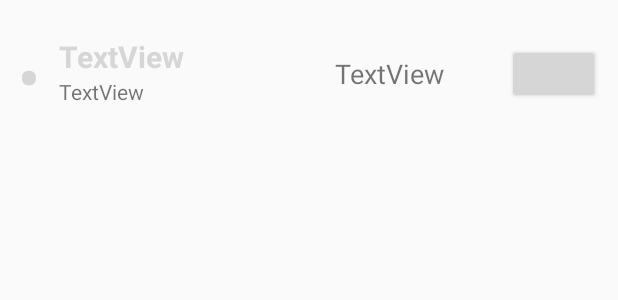
After one commit to Vya4eslavSeleznev/MusicalRoom2, an Android app: the layout admin_room_row.xml on its own in the app's theme, with its tools: preview values and no code run, on a phone screen of 412 x 824 dp. The commit adds this screen. Shown: the top 300 px of the screen. Run offline under Robolectric (Android 15) with nearby library versions, the phone set to English and light mode, and no system bars.

Commit message:
Fixed room fragment in admin

```diff
--- a/app2/app/src/main/java/com/example/room/adapter/RoomAdapter.java
+++ b/app2/app/src/main/java/com/example/room/adapter/RoomAdapter.java
@@ -50,7 +50,7 @@ public class RoomAdapter extends RecyclerView.Adapter<RoomAdapter.ViewHolder>{
     @Override
     public ViewHolder onCreateViewHolder(@NonNull @NotNull ViewGroup parent, int viewType) {
         LayoutInflater inflater = LayoutInflater.from(context);
-        View view = inflater.inflate(R.layout.reservation_row, parent, false);
+        View view = inflater.inflate(R.layout.admin_room_row, parent, false);
 
         return new RoomAdapter.ViewHolder(view);
     }
@@ -59,7 +59,9 @@ public class RoomAdapter extends RecyclerView.Adapter<RoomAdapter.ViewHolder>{
     public void onBindViewHolder(@NonNull @NotNull ViewHolder holder, int position) {
         holder.roomNameTxt.setText(String.valueOf(roomName.get(position)));
         holder.roomDescriptionTxt.setText(String.valueOf(roomDescription.get(position)));
-        holder.roomPriceTxt.setText(String.valueOf(roomPrice.get(position)));
+
+        String price = roomPrice.get(position) + "$";
+        holder.roomPriceTxt.setText(price);
     }
 
     @Override
@@ -76,11 +78,11 @@ public class RoomAdapter extends RecyclerView.Adapter<RoomAdapter.ViewHolder>{
         public ViewHolder(@NonNull @NotNull View itemView) {
             super(itemView);
 
-            roomNameTxt = itemView.findViewById(R.id.reservation_room_name_textView);
-            roomDescriptionTxt = itemView.findViewById(R.id.reservation_date_or_description_textView);
-            roomPriceTxt = itemView.findViewById(R.id.reservation_price_textView);
-            LinearLayout mainLayout = itemView.findViewById(R.id.reservation_layout);
-            Button deleteBtn = itemView.findViewById(R.id.reservation_delete_button);
+            roomNameTxt = itemView.findViewById(R.id.admin_room_name_textView);
+            roomDescriptionTxt = itemView.findViewById(R.id.admin_room_description_textView);
+            roomPriceTxt = itemView.findViewById(R.id.admin_room_price_textView);
+            LinearLayout mainLayout = itemView.findViewById(R.id.admin_room_layout);
+            Button deleteBtn = itemView.findViewById(R.id.admin_room_delete_button);
             Animation translateAnim = AnimationUtils.loadAnimation(context, R.anim.translate_anim);
             mainLayout.setAnimation(translateAnim);
 
--- a/app2/app/src/main/java/com/example/room/model/gateways/Gateway.java
+++ b/app2/app/src/main/java/com/example/room/model/gateways/Gateway.java
@@ -26,16 +26,15 @@ import retrofit2.Retrofit;
 import retrofit2.converter.gson.GsonConverterFactory;
 
 public class Gateway {
-    private Retrofit retrofit;
 
-    private BackendService service;
+    private final BackendService service;
 
     public Gateway() {
         Gson gson = new GsonBuilder()
                 .setDateFormat("yyyy-MM-dd")
                 .create();
 
-        retrofit = new Retrofit.Builder()
+        Retrofit retrofit = new Retrofit.Builder()
                 .baseUrl("http://192.168.15.101:8080")
                 .addConverterFactory(GsonConverterFactory.create(gson))
                 .build();
--- a/app2/app/src/main/java/com/example/room/view/fragment/RoomsInstrumentFragment.java
+++ b/app2/app/src/main/java/com/example/room/view/fragment/RoomsInstrumentFragment.java
@@ -34,7 +34,6 @@ public class RoomsInstrumentFragment extends Fragment implements RoomsInstrument
     private FragmentRoomsInstrumentBinding binding;
     private Context context;
     private ArrayList<String> instrumentName, roomName;
-    private ArrayList<Integer> instrumentId, roomId;
     private Spinner roomSpinner;
     private Spinner instrumentSpinner;
     private MutableInt roomCurrentPosition;
@@ -52,9 +51,7 @@ public class RoomsInstrumentFragment extends Fragment implements RoomsInstrument
         Button addEquipmentButton = root.findViewById(R.id.add_equipment_button);
         Button viewEquipmentButton = root.findViewById(R.id.view_equipment_button);
 
-        roomId = new ArrayList<>();
         roomName = new ArrayList<>();
-        instrumentId = new ArrayList<>();
         instrumentName = new ArrayList<>();
 
         repository = new Repository();
@@ -120,7 +117,6 @@ public class RoomsInstrumentFragment extends Fragment implements RoomsInstrument
     @Override
     public void parseRoomData(List<Room> rooms) {
         for(int i = 0; i <= rooms.size() - 1; i++) {
-            roomId.add(rooms.get(i).getId());
             roomName.add(rooms.get(i).getName());
         }
     }
@@ -128,7 +124,6 @@ public class RoomsInstrumentFragment extends Fragment implements RoomsInstrument
     @Override
     public void parseInstrumentData(List<Instrument> instruments) {
         for(int i = 0; i <= instruments.size() - 1; i++) {
-            instrumentId.add(instruments.get(i).getId());
             instrumentName.add(instruments.get(i).getName());
         }
     }
--- /dev/null
+++ b/app2/app/src/main/res/layout/admin_room_row.xml
@@ -0,0 +1,76 @@
+<?xml version="1.0" encoding="utf-8"?>
+<LinearLayout xmlns:android="http://schemas.android.com/apk/res/android"
+    xmlns:app="http://schemas.android.com/apk/res-auto"
+    xmlns:tools="http://schemas.android.com/tools"
+    android:id="@+id/admin_room_layout"
+    android:orientation="vertical"
+    android:layout_width="match_parent"
+    android:layout_height="wrap_content">
+
+    <androidx.cardview.widget.CardView
+        android:layout_width="match_parent"
+        android:layout_height="wrap_content"
+        android:layout_marginTop="12dp"/>
+
+    <androidx.constraintlayout.widget.ConstraintLayout
+        android:layout_width="match_parent"
+        android:layout_height="wrap_content"
+        android:padding="12dp">
+
+
+        <TextView
+            android:id="@+id/bullet1_textView"
+            android:layout_width="27dp"
+            android:layout_height="50dp"
+            android:text="\u2022"
+            android:textColor="@color/black"
+            android:textSize="40sp"
+            android:textStyle="bold"
+            app:layout_constraintBottom_toBottomOf="parent"
+            app:layout_constraintStart_toStartOf="parent"
+            app:layout_constraintTop_toTopOf="parent"
+            app:layout_constraintVertical_bias="0.333" />
+
+        <TextView
+            android:id="@+id/admin_room_name_textView"
+            android:layout_width="wrap_content"
+            android:layout_height="wrap_content"
+            android:text="TextView"
+            android:textColor="@color/black"
+            android:textSize="20sp"
+            android:textStyle="bold"
+            app:layout_constraintStart_toEndOf="@+id/bullet1_textView"
+            app:layout_constraintTop_toTopOf="@+id/bullet1_textView" />
+
+        <TextView
+            android:id="@+id/admin_room_description_textView"
+            android:layout_width="wrap_content"
+            android:layout_height="wrap_content"
+            android:text="TextView"
+            app:layout_constraintStart_toStartOf="@+id/admin_room_name_textView"
+            app:layout_constraintTop_toBottomOf="@+id/admin_room_name_textView" />
+
+        <TextView
+            android:id="@+id/admin_room_price_textView"
+            android:layout_width="wrap_content"
+            android:layout_height="wrap_content"
+            android:layout_marginEnd="104dp"
+            android:text="TextView"
+            android:textSize="18sp"
+            app:layout_constraintBottom_toBottomOf="parent"
+            app:layout_constraintEnd_toEndOf="parent"
+            app:layout_constraintTop_toTopOf="parent" />
+
+        <Button
+            android:id="@+id/admin_room_delete_button"
+            android:layout_width="62dp"
+            android:layout_height="40dp"
+            android:backgroundTint="@color/red"
+            android:textStyle="bold"
+            app:icon="@android:drawable/ic_delete"
+            app:layout_constraintBottom_toBottomOf="parent"
+            app:layout_constraintEnd_toEndOf="parent"
+            app:layout_constraintTop_toTopOf="parent" />
+
+    </androidx.constraintlayout.widget.ConstraintLayout>
+</LinearLayout>
```
